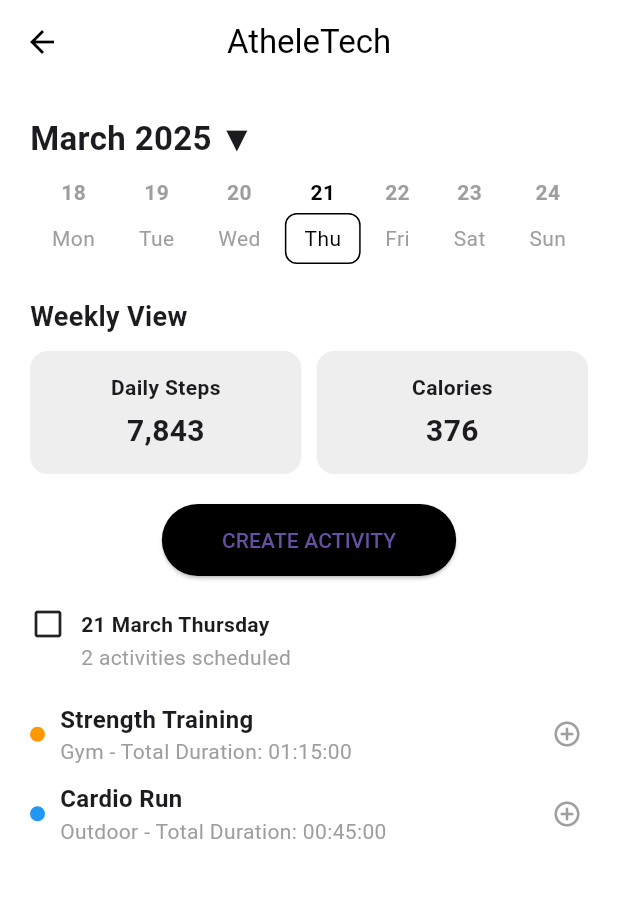
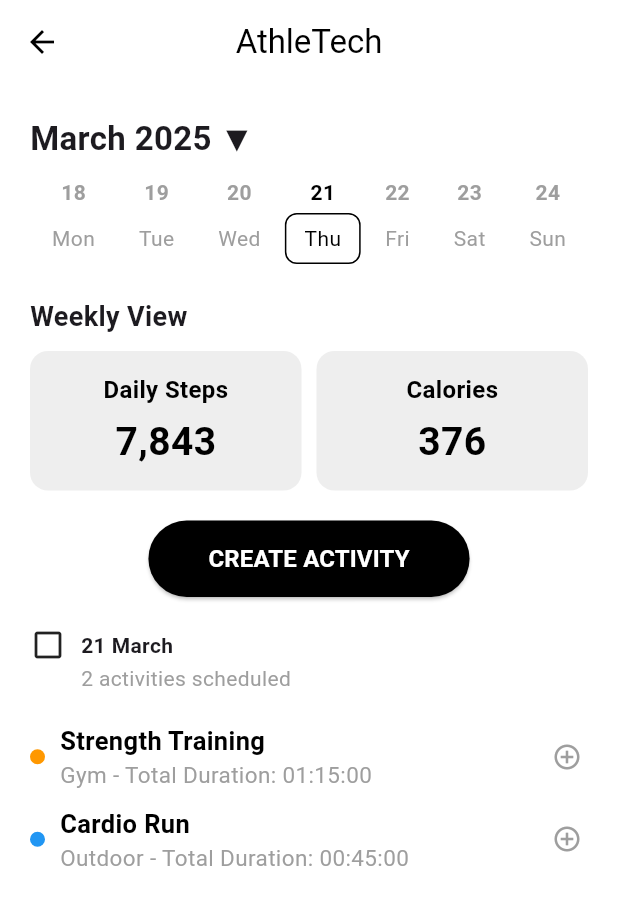
Before and after one commit to abbaskizil/CS310-Project, a Flutter app: the Pagecalendar screen opened directly, on a phone screen of 412 x 824 dp. Shown: the top 905 px of the screen. Run offline on Flutter 3.47's test engine with Material 3 defaults, Android fonts, the phone set to English and light mode, and no system bars; our stand-ins replace table_calendar.

Commit message:
Made changes

```diff
--- a/lib/screens/calendar_day.dart
+++ b/lib/screens/calendar_day.dart
@@ -1,15 +1,67 @@
 import 'package:flutter/material.dart';
 import 'activity_entry_page.dart';
 
-class Pagecalendar extends StatelessWidget {
+class Pagecalendar extends StatefulWidget {
   const Pagecalendar({super.key});
 
   @override
+  State<Pagecalendar> createState() => _PagecalendarState();
+}
+
+class _PagecalendarState extends State<Pagecalendar> {
+  String selectedDay = '21'; // Default selected
+
+  // Günlük adım ve kalori bilgileri
+  final Map<String, Map<String, String>> statsPerDay = {
+    '18': {'steps': '6,542', 'calories': '310'},
+    '19': {'steps': '7,110', 'calories': '345'},
+    '20': {'steps': '5,980', 'calories': '290'},
+    '21': {'steps': '7,843', 'calories': '376'},
+    '22': {'steps': '8,102', 'calories': '400'},
+    '23': {'steps': '6,870', 'calories': '320'},
+    '24': {'steps': '9,200', 'calories': '450'},
+  };
+
+  // Günlük aktiviteler
+  Map<String, List<Map<String, dynamic>>> activities = {
+    '21': [
+      {'color': Colors.orange, 'title': 'Strength Training', 'subtitle': 'Gym - Total Duration: 01:15:00'},
+      {'color': Colors.blue, 'title': 'Cardio Run', 'subtitle': 'Outdoor - Total Duration: 00:45:00'},
+    ],
+    '22': [
+      {'color': Colors.green, 'title': 'Yoga', 'subtitle': 'Home - Duration: 00:30:00'},
+    ],
+  };
+
+  void addActivity(String day) {
+    setState(() {
+      activities.putIfAbsent(day, () => []);
+      activities[day]!.add({
+        'color': Colors.purple,
+        'title': 'New Activity',
+        'subtitle': 'Manual entry - Duration: 00:20:00',
+      });
+    });
+  }
+
+  @override
   Widget build(BuildContext context) {
+    final dayList = [
+      {'day': '18', 'label': 'Mon'},
+      {'day': '19', 'label': 'Tue'},
+      {'day': '20', 'label': 'Wed'},
+      {'day': '21', 'label': 'Thu'},
+      {'day': '22', 'label': 'Fri'},
+      {'day': '23', 'label': 'Sat'},
+      {'day': '24', 'label': 'Sun'},
+    ];
+
+    final currentStats = statsPerDay[selectedDay] ?? {'steps': '0', 'calories': '0'};
+
     return Scaffold(
       backgroundColor: Colors.white,
       appBar: AppBar(
-        title: const Text('AtheleTech', style: TextStyle(color: Colors.black)),
+        title: const Text('AthleTech', style: TextStyle(color: Colors.black)),
         centerTitle: true,
         backgroundColor: Colors.white,
         elevation: 0,
@@ -17,88 +69,100 @@ class Pagecalendar extends StatelessWidget {
       ),
       body: Padding(
         padding: const EdgeInsets.all(20),
-        child: Column(
-          crossAxisAlignment: CrossAxisAlignment.start,
-          children: [
-
+        child: Column(crossAxisAlignment: CrossAxisAlignment.start, children: [
           Row(
             mainAxisAlignment: MainAxisAlignment.spaceBetween,
             children: const [
-                Text(
-                  'March 2025 ▼',
-                  style: TextStyle(fontSize: 22, fontWeight: FontWeight.bold),
-                ),
+              Text('March 2025 ▼', style: TextStyle(fontSize: 22, fontWeight: FontWeight.bold)),
               SizedBox(width: 10),
             ],
           ),
           const SizedBox(height: 10),
 
-
+          // Günler
           SizedBox(
             height: 60,
             child: Row(
               mainAxisAlignment: MainAxisAlignment.spaceAround,
-                children: [
-                  _dayColumn('18', 'Mon', false),
-                  _dayColumn('19', 'Tue', false),
-                  _dayColumn('20', 'Wed', false),
-                  _dayColumn('21', 'Thu', true),
-                  _dayColumn('22', 'Fri', false),
-                  _dayColumn('23', 'Sat', false),
-                  _dayColumn('24', 'Sun', false),
-                ],
+              children: dayList.map((d) {
+                return GestureDetector(
+                  onTap: () => setState(() => selectedDay = d['day']!),
+                  child: _dayColumn(d['day']!, d['label']!, selectedDay == d['day']),
+                );
+              }).toList(),
             ),
           ),
+
           const SizedBox(height: 20),
-
           const Text('Weekly View', style: TextStyle(fontSize: 18, fontWeight: FontWeight.bold)),
           const SizedBox(height: 10),
 
           Row(
             children: [
-                _summaryBox('Daily Steps', '7,843'),
+              _summaryBox('Daily Steps', currentStats['steps']!),
               const SizedBox(width: 10),
-                _summaryBox('Calories', '376'),
+              _summaryBox('Calories', currentStats['calories']!),
             ],
           ),
+
           const SizedBox(height: 20),
 
-            // CREATE ACTIVITY
           Center(
             child: ElevatedButton(
               onPressed: () {
-                  Navigator.push(context,
-                    MaterialPageRoute(builder: (context) => ActivityEntryApp()),
+                Navigator.push(
+                  context,
+                  MaterialPageRoute(builder: (context) => const ActivityEntryApp()),
                 );
               },
               style: ElevatedButton.styleFrom(
                 backgroundColor: Colors.black,
                 padding: const EdgeInsets.symmetric(horizontal: 40, vertical: 14),
               ),
-                child: const Text('CREATE ACTIVITY'),
+              child: const Text(
+                'CREATE ACTIVITY',
+                style: TextStyle(
+                  fontSize: 16,
+                  fontWeight: FontWeight.bold,
+                  color: Colors.white,
                 ),
               ),
+            ),
+          ),
+
           const SizedBox(height: 20),
 
-            const Row(
+          Row(
             children: [
-                Icon(Icons.check_box_outline_blank),
-                SizedBox(width: 10),
-                Text('21 March Thursday', style: TextStyle(fontWeight: FontWeight.bold)),
+              const Icon(Icons.check_box_outline_blank),
+              const SizedBox(width: 10),
+              Text('$selectedDay March', style: const TextStyle(fontWeight: FontWeight.bold)),
             ],
           ),
-            const Padding(
-              padding: EdgeInsets.only(left: 34.0),
-              child: Text('2 activities scheduled', style: TextStyle(color: Colors.grey)),
+          Padding(
+            padding: const EdgeInsets.only(left: 34.0),
+            child: Text(
+              '${activities[selectedDay]?.length ?? 0} activities scheduled',
+              style: const TextStyle(color: Colors.grey),
             ),
+          ),
+
           const SizedBox(height: 20),
 
           // Aktiviteler
-            _activityItem(color: Colors.orange, title: 'Strength Training', subtitle: 'Gym - Total Duration: 01:15:00'),
+          ...?activities[selectedDay]?.map((activity) {
+            return Column(
+              children: [
+                _activityItem(
+                  color: activity['color'],
+                  title: activity['title'],
+                  subtitle: activity['subtitle'],
+                ),
                 const SizedBox(height: 10),
-            _activityItem(color: Colors.blue, title: 'Cardio Run', subtitle: 'Outdoor - Total Duration: 00:45:00'),
               ],
-        ),
+            );
+          }).toList(),
+        ]),
       ),
     );
   }
@@ -113,26 +177,58 @@ class Pagecalendar extends StatelessWidget {
         ),
         child: Column(
           children: [
-            Text(title, style: const TextStyle(fontWeight: FontWeight.bold)),
+            Text(
+              title,
+              style: const TextStyle(
+                fontWeight: FontWeight.bold,
+                fontSize: 16,
+                color: Colors.black, // canlı yazı
+              ),
+            ),
             const SizedBox(height: 5),
-            Text(value, style: const TextStyle(fontSize: 20, fontWeight: FontWeight.bold)),
+            Text(
+              value,
+              style: const TextStyle(
+                fontSize: 26,
+                fontWeight: FontWeight.bold,
+                color: Colors.black, // canlı değer
+              ),
+            ),
           ],
         ),
       ),
     );
   }
 
+
   Widget _activityItem({required Color color, required String title, required String subtitle}) {
     return Row(
       children: [
-        Container(width: 10, height: 10, decoration: BoxDecoration(color: color, shape: BoxShape.circle)),
+        Container(
+          width: 10,
+          height: 10,
+          decoration: BoxDecoration(color: color, shape: BoxShape.circle),
+        ),
         const SizedBox(width: 10),
         Expanded(
           child: Column(
             crossAxisAlignment: CrossAxisAlignment.start,
             children: [
-              Text(title, style: const TextStyle(fontWeight: FontWeight.bold, fontSize: 16)),
-              Text(subtitle, style: const TextStyle(color: Colors.grey)),
+              Text(
+                title,
+                style: const TextStyle(
+                  fontWeight: FontWeight.bold,
+                  fontSize: 17,
+                  color: Colors.black, // canlı hale geldi
+                ),
+              ),
+              Text(
+                subtitle,
+                style: const TextStyle(
+                  color: Colors.grey,
+                  fontSize: 15, // biraz daha büyük
+                ),
+              ),
             ],
           ),
         ),
@@ -144,6 +240,7 @@ class Pagecalendar extends StatelessWidget {
       ],
     );
   }
+
 
   static Widget _dayColumn(String day, String label, bool selected) {
     return Column(
```
Lines whose indentation alone changed are shown as unchanged.
